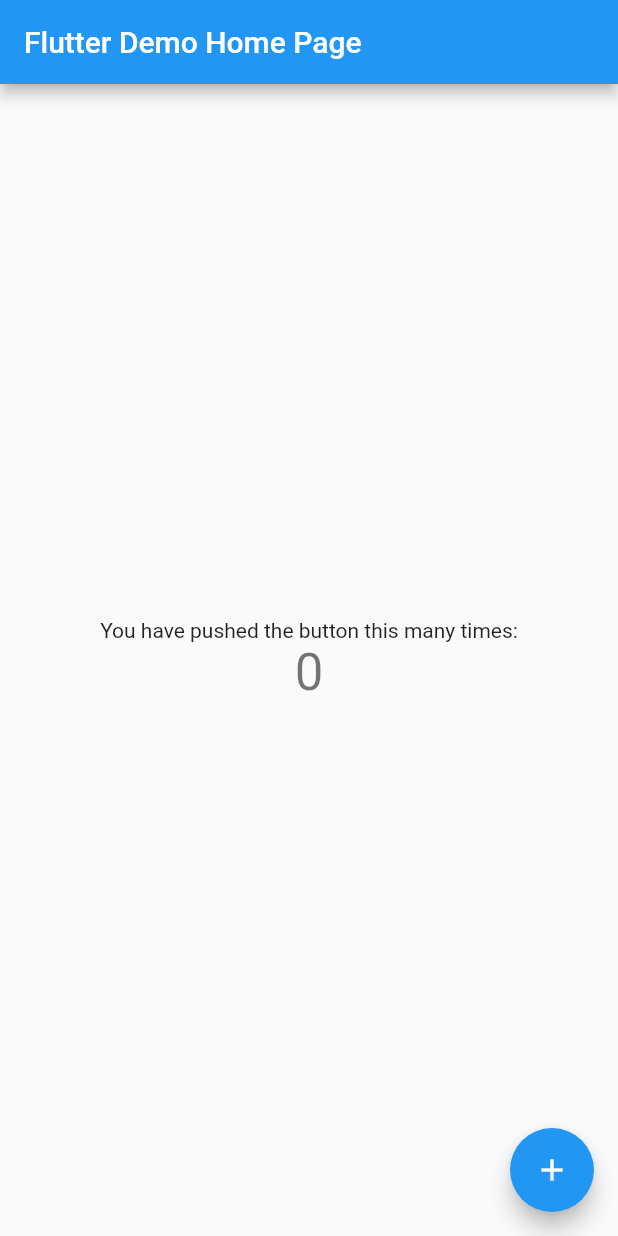
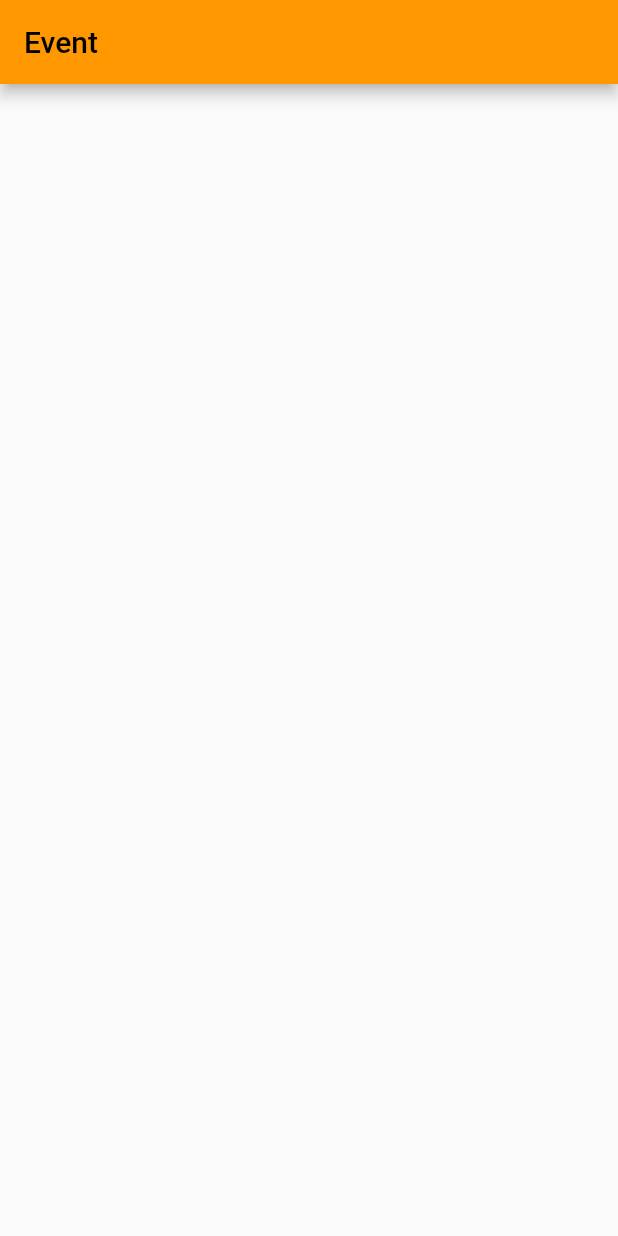
Before and after one commit to Arceen/book_fp_events, a Flutter app: the screen it shows after launch, on a phone screen of 412 x 824 dp. Run offline on Flutter 3.47's test engine with Material 2 defaults, Android fonts, the phone set to English and light mode, and no system bars; our stand-ins replace cloud_firestore, firebase_core; accounts and stored records are empty; generated files the repository leaves out were written again.

```diff
--- a/lib/main.dart
+++ b/lib/main.dart
@@ -1,115 +1,41 @@
+import 'package:events/screens/event_screen.dart';
 import 'package:flutter/material.dart';
+import 'package:cloud_firestore/cloud_firestore.dart';
+import 'package:firebase_core/firebase_core.dart';
+import 'firebase_options.dart';
 
-void main() {
-  runApp(const MyApp());
+void main() async {
+  WidgetsFlutterBinding.ensureInitialized();
+  await Firebase.initializeApp(
+    options: DefaultFirebaseOptions.android,
+  );
+
+  runApp(MyApp());
 }
 
 class MyApp extends StatelessWidget {
-  const MyApp({super.key});
+  final FirebaseFirestore db = FirebaseFirestore.instance;
 
-  // This widget is the root of your application.
-  @override
-  Widget build(BuildContext context) {
-    return MaterialApp(
-      title: 'Flutter Demo',
-      theme: ThemeData(
-        // This is the theme of your application.
-        //
-        // Try running your application with "flutter run". You'll see the
-        // application has a blue toolbar. Then, without quitting the app, try
-        // changing the primarySwatch below to Colors.green and then invoke
-        // "hot reload" (press "r" in the console where you ran "flutter run",
-        // or simply save your changes to "hot reload" in a Flutter IDE).
-        // Notice that the counter didn't reset back to zero; the application
-        // is not restarted.
-        primarySwatch: Colors.blue,
-      ),
-      home: const MyHomePage(title: 'Flutter Demo Home Page'),
-    );
-  }
-}
-
-class MyHomePage extends StatefulWidget {
-  const MyHomePage({super.key, required this.title});
-
-  // This widget is the home page of your application. It is stateful, meaning
-  // that it has a State object (defined below) that contains fields that affect
-  // how it looks.
-
-  // This class is the configuration for the state. It holds the values (in this
-  // case the title) provided by the parent (in this case the App widget) and
-  // used by the build method of the State. Fields in a Widget subclass are
-  // always marked "final".
-
-  final String title;
-
-  @override
-  State<MyHomePage> createState() => _MyHomePageState();
-}
-
-class _MyHomePageState extends State<MyHomePage> {
-  int _counter = 0;
-
-  void _incrementCounter() {
-    setState(() {
-      // This call to setState tells the Flutter framework that something has
-      // changed in this State, which causes it to rerun the build method below
-      // so that the display can reflect the updated values. If we changed
-      // _counter without calling setState(), then the build method would not be
-      // called again, and so nothing would appear to happen.
-      _counter++;
+  Future testData() async {
+    CollectionReference eventCollection = db.collection('event_details');
+    QuerySnapshot querySnapshot = await eventCollection.get();
+    List<QueryDocumentSnapshot> allDocSnapshot = querySnapshot.docs;
+    allDocSnapshot.forEach((element) {
+      print(element.get('date'));
     });
+    var data = (await db.collection('event_details').get()).docs;
+    data.forEach((element) => print(element.id));
   }
 
   @override
   Widget build(BuildContext context) {
-    // This method is rerun every time setState is called, for instance as done
-    // by the _incrementCounter method above.
-    //
-    // The Flutter framework has been optimized to make rerunning build methods
-    // fast, so that you can just rebuild anything that needs updating rather
-    // than having to individually change instances of widgets.
-    return Scaffold(
-      appBar: AppBar(
-        // Here we take the value from the MyHomePage object that was created by
-        // the App.build method, and use it to set our appbar title.
-        title: Text(widget.title),
+    //testData();
+    return MaterialApp(
+      title: 'Events',
+      theme: ThemeData(
+        primarySwatch: Colors.orange,
       ),
-      body: Center(
-        // Center is a layout widget. It takes a single child and positions it
-        // in the middle of the parent.
-        child: Column(
-          // Column is also a layout widget. It takes a list of children and
-          // arranges them vertically. By default, it sizes itself to fit its
-          // children horizontally, and tries to be as tall as its parent.
-          //
-          // Invoke "debug painting" (press "p" in the console, choose the
-          // "Toggle Debug Paint" action from the Flutter Inspector in Android
-          // Studio, or the "Toggle Debug Paint" command in Visual Studio Code)
-          // to see the wireframe for each widget.
-          //
-          // Column has various properties to control how it sizes itself and
-          // how it positions its children. Here we use mainAxisAlignment to
-          // center the children vertically; the main axis here is the vertical
-          // axis because Columns are vertical (the cross axis would be
-          // horizontal).
-          mainAxisAlignment: MainAxisAlignment.center,
-          children: <Widget>[
-            const Text(
-              'You have pushed the button this many times:',
-            ),
-            Text(
-              '$_counter',
-              style: Theme.of(context).textTheme.headline4,
-            ),
-          ],
-        ),
-      ),
-      floatingActionButton: FloatingActionButton(
-        onPressed: _incrementCounter,
-        tooltip: 'Increment',
-        child: const Icon(Icons.add),
-      ), // This trailing comma makes auto-formatting nicer for build methods.
+      home: EventScreen(),
     );
   }
 }
--- /dev/null
+++ b/lib/models/event_detail.dart
@@ -0,0 +1,46 @@
+class EventDetail {
+  String? id;
+  String _description;
+  String _date;
+  String _startTime;
+  String _endTime;
+  String _speaker;
+  String _isFavorite;
+
+  EventDetail(this.id, this._description, this._date, this._startTime,
+      this._endTime, this._speaker, this._isFavorite);
+
+  String get description => _description;
+  String get date => _date;
+  String get startTime => _startTime;
+  String get endTime => _endTime;
+  String get speaker => _speaker;
+  // ignore: unnecessary_getters_setters
+  String get isFavorite => _isFavorite;
+  set isFavorite(String s) {
+    _isFavorite = s;
+  }
+
+  EventDetail.fromMap(Map<String, dynamic> eventDetail)
+      : id = eventDetail['id'],
+        _date = eventDetail['date'],
+        _description = eventDetail['description'],
+        _startTime = eventDetail['start_time'],
+        _endTime = eventDetail['end_time'],
+        _speaker = eventDetail['speaker'],
+        _isFavorite = eventDetail['is_favorite'].toString();
+
+  Map<String, dynamic> toMap() {
+    Map<String, dynamic> map = Map<String, dynamic>();
+    if (id != null) {
+      map['id'] = id;
+    }
+    map['description'] = _description;
+    map['date'] = _date;
+    map['start_time'] = _startTime;
+    map['end_time'] = _endTime;
+    map['speaker'] = _speaker;
+    map['is_favorite'] = _isFavorite == "true";
+    return map;
+  }
+}
--- /dev/null
+++ b/lib/screens/event_screen.dart
@@ -0,0 +1,83 @@
+import 'package:cloud_firestore/cloud_firestore.dart';
+import 'package:flutter/material.dart';
+
+import '../models/event_detail.dart';
+
+class EventScreen extends StatelessWidget {
+  @override
+  Widget build(BuildContext context) {
+    return Scaffold(
+      appBar: AppBar(
+        title: Text('Event'),
+      ),
+      body: EventList(),
+    );
+  }
+}
+
+class EventList extends StatefulWidget {
+  const EventList({super.key});
+
+  @override
+  State<EventList> createState() => _EventListState();
+}
+
+class _EventListState extends State<EventList> {
+  final FirebaseFirestore db = FirebaseFirestore.instance;
+  List<EventDetail> details = [];
+  Future<List<EventDetail>> getDetailsList() async => (await db
+          .collection('event_details')
+          .get())
+      .docs
+      .map((event) => EventDetail.fromMap({'id': event.id, ...event.data()}))
+      .toList();
+
+  void initializeEventsList() async {
+    details = await getDetailsList();
+    setState(() {
+      details = details;
+    });
+  }
+
+  @override
+  void initState() {
+    initializeEventsList();
+    super.initState();
+  }
+
+  void updateEventFavorite(EventDetail event, i) async {
+    setState(() {
+      details[i] = event;
+    });
+    var x = db.doc("event_details/${event.id}");
+    await x.set(event.toMap());
+    print((await x.get()).data());
+  }
+
+  @override
+  Widget build(BuildContext context) {
+    return ListView.builder(
+      itemCount: details.length,
+      itemBuilder: ((context, i) {
+        return ListTile(
+          title: Text(details[i].description),
+          subtitle: Text(
+              'Date: ${details[i].date}  Duration: ${details[i].startTime} - ${details[i].endTime}'),
+          trailing: IconButton(
+            onPressed: () {
+              details[i].isFavorite =
+                  details[i].isFavorite == "true" ? "false" : "true";
+              updateEventFavorite(details[i], i);
+            },
+            icon: Icon(
+              details[i].isFavorite == "true"
+                  ? Icons.star
+                  : Icons.star_border_outlined,
+              color: details[i].isFavorite == "true" ? Colors.blue : Colors.red,
+            ),
+          ),
+        );
+      }),
+    );
+  }
+}
--- a/pubspec.yaml
+++ b/pubspec.yaml
@@ -36,6 +36,9 @@ dependencies:
   # The following adds the Cupertino Icons font to your application.
   # Use with the CupertinoIcons class for iOS style icons.
   cupertino_icons: ^1.0.2
+  firebase_core: ^2.1.0
+  firebase_auth: ^4.0.2
+  cloud_firestore: ^4.0.2
 
 dev_dependencies:
   flutter_test:
```
Also changed, not shown: pubspec.lock, 8 other files.
